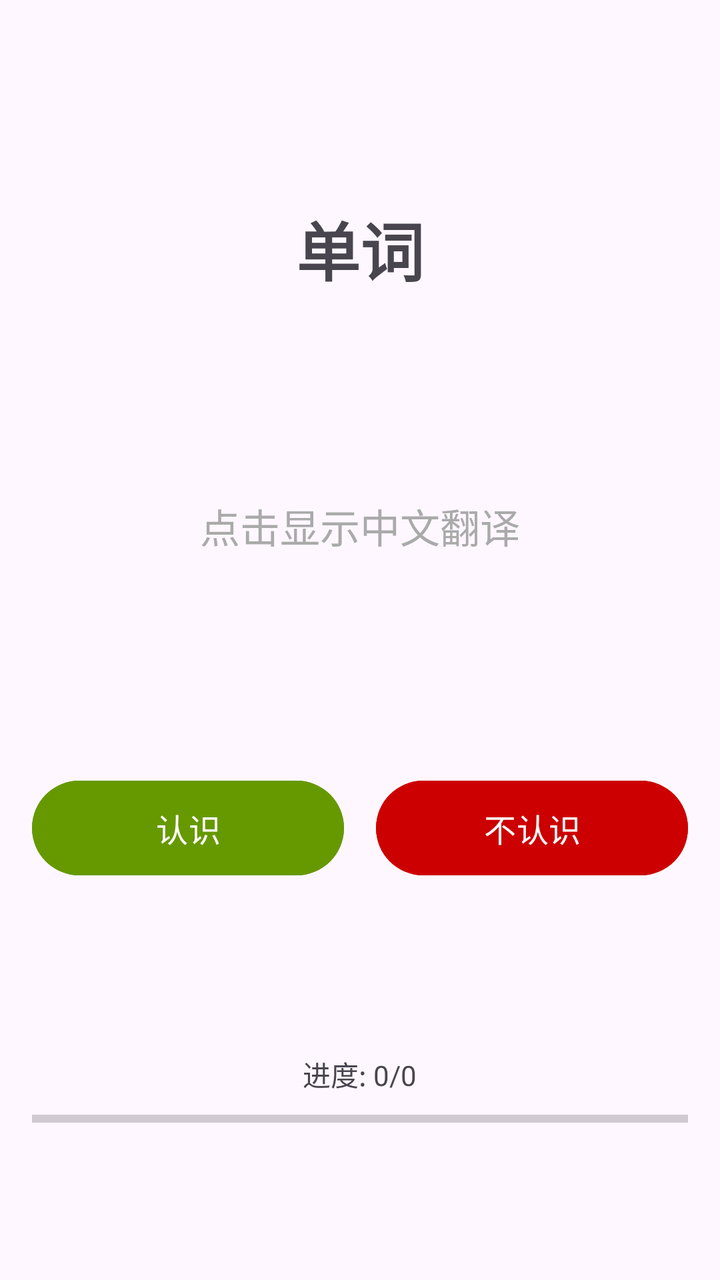
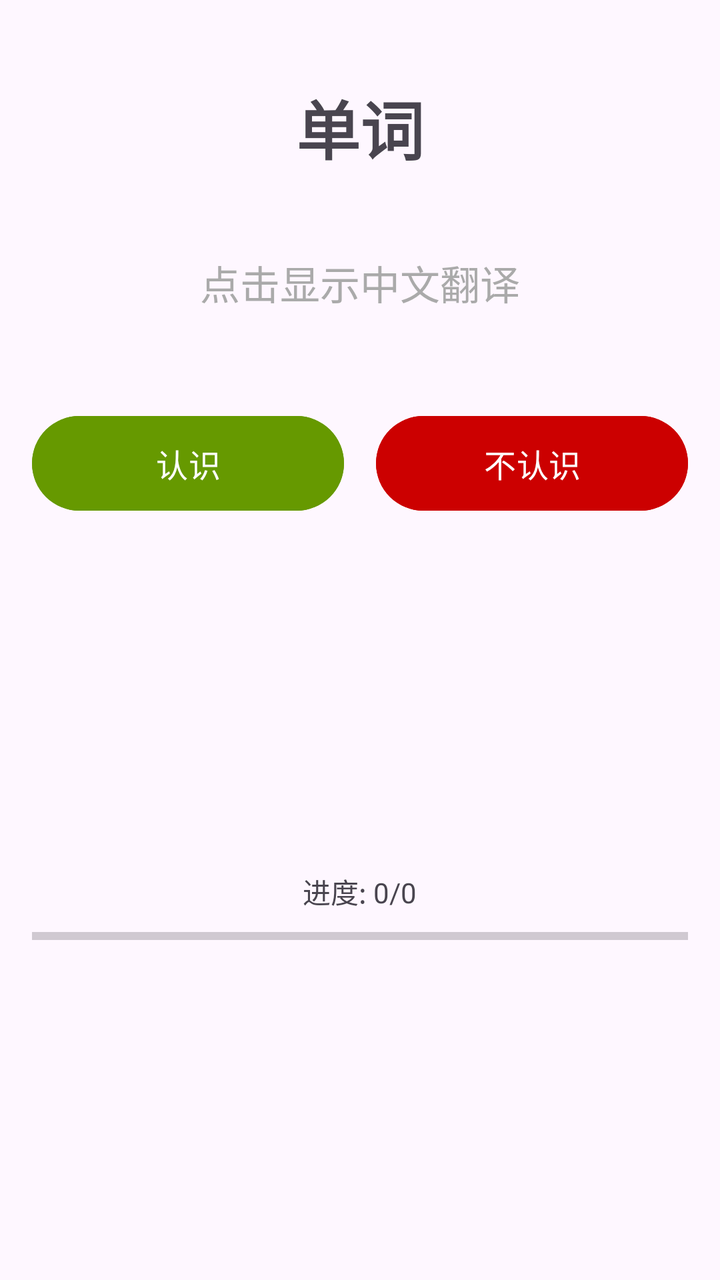

An Android layout rendered at two revisions. The XML below is the earlier revision; the diff shows what the commit changed to produce the second picture.
<!-- AndroidManifest.xml: application theme Theme.Words -->
<!-- res/layout/fragment_learning.xml -->
<?xml version="1.0" encoding="utf-8"?>
<androidx.constraintlayout.widget.ConstraintLayout xmlns:android="http://schemas.android.com/apk/res/android"
    xmlns:app="http://schemas.android.com/apk/res-auto"
    xmlns:tools="http://schemas.android.com/tools"
    android:layout_width="match_parent"
    android:layout_height="match_parent"
    android:padding="16dp"
    tools:context=".ui.learning.LearningFragment">

    <TextView
        android:id="@+id/tvWord"
        android:layout_width="wrap_content"
        android:layout_height="wrap_content"
        android:text="单词"
        android:textSize="32sp"
        android:textStyle="bold"
        android:gravity="center"
        android:padding="24dp"
        android:clickable="true"
        android:focusable="true"
        android:background="?attr/selectableItemBackground"
        app:layout_constraintTop_toTopOf="parent"
        app:layout_constraintStart_toStartOf="parent"
        app:layout_constraintEnd_toEndOf="parent"
        app:layout_constraintBottom_toTopOf="@+id/tvTranslation" />

    <TextView
        android:id="@+id/tvTranslation"
        android:layout_width="wrap_content"
        android:layout_height="wrap_content"
        android:text="点击显示中文翻译"
        android:textSize="20sp"
        android:textColor="@android:color/darker_gray"
        android:gravity="center"
        android:padding="16dp"
        app:layout_constraintTop_toBottomOf="@+id/tvWord"
        app:layout_constraintStart_toStartOf="parent"
        app:layout_constraintEnd_toEndOf="parent"
        app:layout_constraintBottom_toTopOf="@+id/btnGroup" />

    <LinearLayout
        android:id="@+id/btnGroup"
        android:layout_width="match_parent"
        android:layout_height="wrap_content"
        android:orientation="horizontal"
        android:layout_marginTop="32dp"
        android:gravity="center"
        app:layout_constraintTop_toBottomOf="@+id/tvTranslation"
        app:layout_constraintStart_toStartOf="parent"
        app:layout_constraintEnd_toEndOf="parent"
        app:layout_constraintBottom_toTopOf="@+id/progressLayout">

        <Button
            android:id="@+id/btnKnown"
            android:layout_width="0dp"
            android:layout_height="wrap_content"
            android:layout_weight="1"
            android:layout_marginEnd="8dp"
            android:text="认识"
            android:textSize="16sp"
            android:padding="12dp"
            android:backgroundTint="@android:color/holo_green_dark" />

        <Button
            android:id="@+id/btnUnknown"
            android:layout_width="0dp"
            android:layout_height="wrap_content"
            android:layout_weight="1"
            android:layout_marginStart="8dp"
            android:text="不认识"
            android:textSize="16sp"
            android:padding="12dp"
            android:backgroundTint="@android:color/holo_red_dark" />

    </LinearLayout>

    <LinearLayout
        android:id="@+id/progressLayout"
        android:layout_width="match_parent"
        android:layout_height="wrap_content"
        android:orientation="vertical"
        android:gravity="center"
        android:layout_marginTop="24dp"
        app:layout_constraintTop_toBottomOf="@+id/btnGroup"
        app:layout_constraintStart_toStartOf="parent"
        app:layout_constraintEnd_toEndOf="parent"
        app:layout_constraintBottom_toBottomOf="parent">

        <TextView
            android:id="@+id/tvProgress"
            android:layout_width="wrap_content"
            android:layout_height="wrap_content"
            android:text="进度: 0/0"
            android:textSize="14sp"
            android:layout_marginBottom="8dp" />

        <ProgressBar
            android:id="@+id/progressBar"
            style="?android:attr/progressBarStyleHorizontal"
            android:layout_width="match_parent"
            android:layout_height="8dp"
            android:max="100"
            android:progress="0" />

    </LinearLayout>

</androidx.constraintlayout.widget.ConstraintLayout>
<!-- resources referenced by this layout -->
<resources>
  <style name="Theme.Words" parent="Base.Theme.Words" />
  <style name="Base.Theme.Words" parent="Theme.Material3.DayNight.NoActionBar">
          
          
      </style>
</resources>

<!-- the commit's change to res/layout/fragment_learning.xml (unified diff, before → after) -->
@@ -28,7 +28,7 @@
         android:id="@+id/tvTranslation"
         android:layout_width="wrap_content"
         android:layout_height="wrap_content"
-        android:text="点击显示中文翻译"
+            android:text="@string/hint_click_to_show_translation"
         android:textSize="20sp"
         android:textColor="@android:color/darker_gray"
         android:gravity="center"
@@ -38,8 +38,9 @@
         app:layout_constraintEnd_toEndOf="parent"
         app:layout_constraintBottom_toTopOf="@+id/btnGroup" />
 
+    
     <LinearLayout
-        android:id="@+id/btnGroup"
+        android:id="@+id/firstStageBtnGroup"
         android:layout_width="match_parent"
         android:layout_height="wrap_content"
         android:orientation="horizontal"
@@ -47,8 +48,7 @@
         android:gravity="center"
         app:layout_constraintTop_toBottomOf="@+id/tvTranslation"
         app:layout_constraintStart_toStartOf="parent"
-        app:layout_constraintEnd_toEndOf="parent"
-        app:layout_constraintBottom_toTopOf="@+id/progressLayout">
+        app:layout_constraintEnd_toEndOf="parent">
 
         <Button
             android:id="@+id/btnKnown"
@@ -56,7 +56,7 @@
             android:layout_height="wrap_content"
             android:layout_weight="1"
             android:layout_marginEnd="8dp"
-            android:text="认识"
+            android:text="@string/btn_know"
             android:textSize="16sp"
             android:padding="12dp"
             android:backgroundTint="@android:color/holo_green_dark" />
@@ -67,10 +67,47 @@
             android:layout_height="wrap_content"
             android:layout_weight="1"
             android:layout_marginStart="8dp"
-            android:text="不认识"
+            android:text="@string/btn_unknown"
             android:textSize="16sp"
             android:padding="12dp"
             android:backgroundTint="@android:color/holo_red_dark" />
+
+    </LinearLayout>
+
+    
+    <LinearLayout
+        android:id="@+id/secondStageBtnGroup"
+        android:layout_width="match_parent"
+        android:layout_height="wrap_content"
+        android:orientation="horizontal"
+        android:layout_marginTop="32dp"
+        android:gravity="center"
+        android:visibility="gone"
+        app:layout_constraintTop_toBottomOf="@+id/tvTranslation"
+        app:layout_constraintStart_toStartOf="parent"
+        app:layout_constraintEnd_toEndOf="parent">
+
+        <Button
+            android:id="@+id/btnNext"
+            android:layout_width="0dp"
+            android:layout_height="wrap_content"
+            android:layout_weight="1"
+            android:layout_marginEnd="8dp"
+            android:text="@string/btn_next"
+            android:textSize="16sp"
+            android:padding="12dp"
+            android:backgroundTint="@android:color/holo_blue_dark" />
+
+        <Button
+            android:id="@+id/btnWrong"
+            android:layout_width="0dp"
+            android:layout_height="wrap_content"
+            android:layout_weight="1"
+            android:layout_marginStart="8dp"
+            android:text="@string/btn_wrong"
+            android:textSize="16sp"
+            android:padding="12dp"
+            android:backgroundTint="@android:color/holo_orange_dark" />
 
     </LinearLayout>
 
@@ -81,7 +118,7 @@
         android:orientation="vertical"
         android:gravity="center"
         android:layout_marginTop="24dp"
-        app:layout_constraintTop_toBottomOf="@+id/btnGroup"
+        app:layout_constraintTop_toBottomOf="@+id/firstStageBtnGroup"
         app:layout_constraintStart_toStartOf="parent"
         app:layout_constraintEnd_toEndOf="parent"
         app:layout_constraintBottom_toBottomOf="parent">
<!-- resource entries referenced after the edit -->
@@ -1,5 +1,10 @@
 <!-- resources referenced by this layout -->
 <resources>
+  <string name="btn_know">认识</string>
+  <string name="btn_next">下一个</string>
+  <string name="btn_unknown">不认识</string>
+  <string name="btn_wrong">记错了</string>
+  <string name="hint_click_to_show_translation">点击显示中文翻译</string>
   <style name="Theme.Words" parent="Base.Theme.Words" />
   <style name="Base.Theme.Words" parent="Theme.Material3.DayNight.NoActionBar">
           
